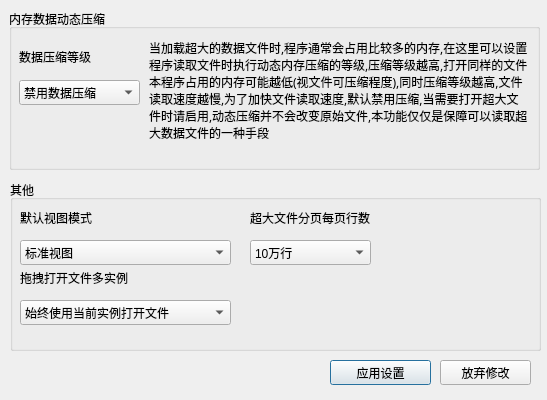
Above: src/dialogpreference.ui from cnldw/FinanceFileReader before the change. Below: the same form after it.
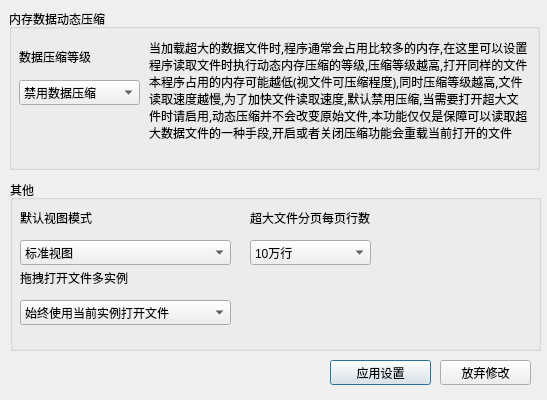
That is the form after the change.

```diff
--- a/src/dialogpreference.ui
+++ b/src/dialogpreference.ui
@@ -104,7 +104,7 @@
      </font>
     </property>
     <property name="text">
-     <string>当加载超大的数据文件时,程序通常会占用比较多的内存,在这里可以设置程序读取文件时执行动态内存压缩的等级,压缩等级越高,打开同样的文件本程序占用的内存可能越低(视文件可压缩程度),同时压缩等级越高,文件读取速度越慢,为了加快文件读取速度,默认禁用压缩,当需要打开超大文件时请启用,动态压缩并不会改变原始文件,本功能仅仅是保障可以读取超大数据文件的一种手段</string>
+     <string>当加载超大的数据文件时,程序通常会占用比较多的内存,在这里可以设置程序读取文件时执行动态内存压缩的等级,压缩等级越高,打开同样的文件本程序占用的内存可能越低(视文件可压缩程度),同时压缩等级越高,文件读取速度越慢,为了加快文件读取速度,默认禁用压缩,当需要打开超大文件时请启用,动态压缩并不会改变原始文件,本功能仅仅是保障可以读取超大数据文件的一种手段,开启或者关闭压缩功能会重载当前打开的文件</string>
     </property>
     <property name="alignment">
      <set>Qt::AlignLeading|Qt::AlignLeft|Qt::AlignTop</set>
```
